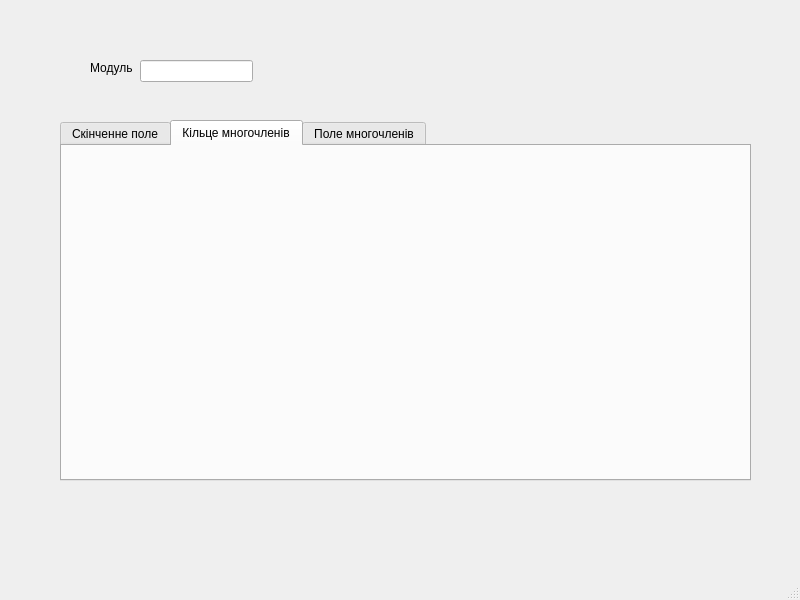
Old version of the form ModularArithmetic/mainwindow.ui in the repository YaroslavDrovolskyi/algebra-project.
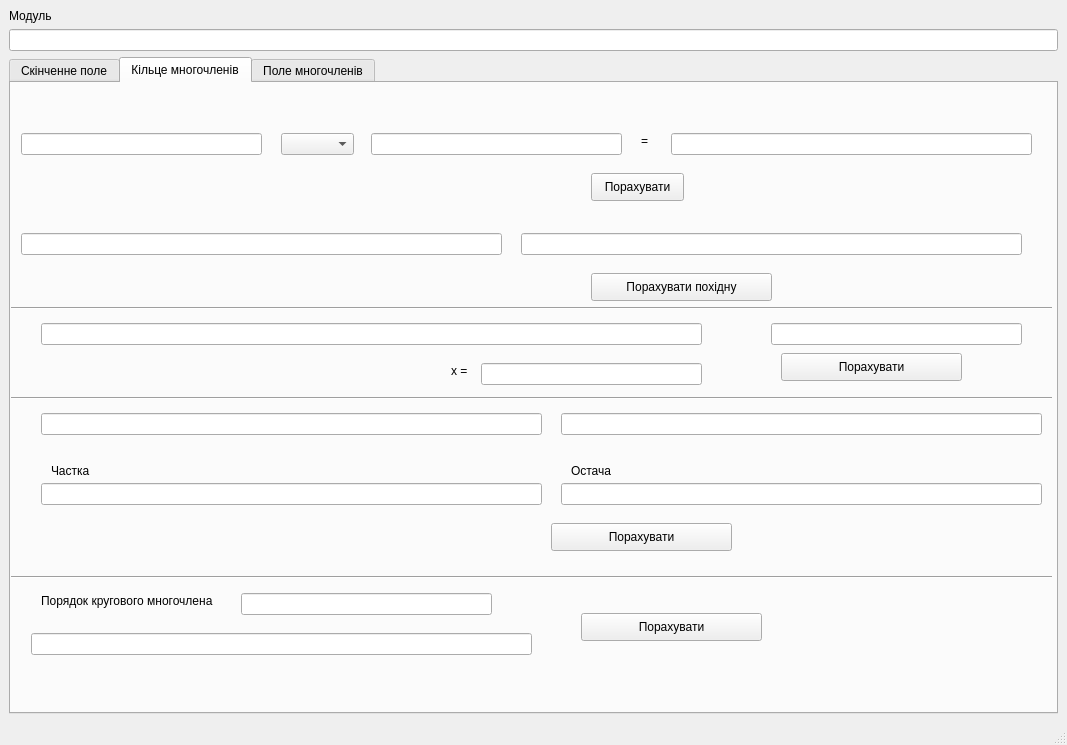
New version of the form. The open tabs and pages were chosen to show the change.

Commit message: Added UI for Polynomial Rings and Fields

```diff
--- a/ModularArithmetic/mainwindow.ui
+++ b/ModularArithmetic/mainwindow.ui
@@ -6,23 +6,27 @@
    <rect>
     <x>0</x>
     <y>0</y>
-    <width>800</width>
-    <height>600</height>
+    <width>1067</width>
+    <height>745</height>
    </rect>
   </property>
   <property name="windowTitle">
    <string>MainWindow</string>
   </property>
   <widget class="QWidget" name="centralwidget">
+   <layout class="QVBoxLayout" name="verticalLayout">
+    <item>
+     <widget class="QLabel" name="label_2">
+      <property name="text">
+       <string>Модуль</string>
+      </property>
+     </widget>
+    </item>
+    <item>
+     <widget class="QLineEdit" name="modulus_input"/>
+    </item>
+    <item>
    <widget class="QTabWidget" name="tabWidget">
-    <property name="geometry">
-     <rect>
-      <x>60</x>
-      <y>120</y>
-      <width>691</width>
-      <height>361</height>
-     </rect>
-    </property>
     <property name="currentIndex">
      <number>0</number>
     </property>
@@ -107,36 +111,430 @@
      <attribute name="title">
       <string>Кільце многочленів</string>
      </attribute>
+       <widget class="QPushButton" name="calculate_btn_3">
+        <property name="geometry">
+         <rect>
+          <x>580</x>
+          <y>90</y>
+          <width>93</width>
+          <height>28</height>
+         </rect>
+        </property>
+        <property name="text">
+         <string>Порахувати</string>
+        </property>
+       </widget>
+       <widget class="QLineEdit" name="polynomial_1_input">
+        <property name="geometry">
+         <rect>
+          <x>10</x>
+          <y>50</y>
+          <width>241</width>
+          <height>22</height>
+         </rect>
+        </property>
+       </widget>
+       <widget class="QLineEdit" name="result_3">
+        <property name="enabled">
+         <bool>true</bool>
+        </property>
+        <property name="geometry">
+         <rect>
+          <x>660</x>
+          <y>50</y>
+          <width>361</width>
+          <height>22</height>
+         </rect>
+        </property>
+        <property name="readOnly">
+         <bool>true</bool>
+        </property>
+       </widget>
+       <widget class="QComboBox" name="operator_select_3">
+        <property name="geometry">
+         <rect>
+          <x>270</x>
+          <y>50</y>
+          <width>73</width>
+          <height>22</height>
+         </rect>
+        </property>
+       </widget>
+       <widget class="QLineEdit" name="polynomial_2_input">
+        <property name="geometry">
+         <rect>
+          <x>360</x>
+          <y>50</y>
+          <width>251</width>
+          <height>22</height>
+         </rect>
+        </property>
+       </widget>
+       <widget class="QLabel" name="label_3">
+        <property name="geometry">
+         <rect>
+          <x>630</x>
+          <y>50</y>
+          <width>21</width>
+          <height>16</height>
+         </rect>
+        </property>
+        <property name="text">
+         <string>=</string>
+        </property>
+       </widget>
+       <widget class="QLineEdit" name="polynomial_3_input">
+        <property name="geometry">
+         <rect>
+          <x>10</x>
+          <y>150</y>
+          <width>481</width>
+          <height>22</height>
+         </rect>
+        </property>
+       </widget>
+       <widget class="QLineEdit" name="result_4">
+        <property name="enabled">
+         <bool>true</bool>
+        </property>
+        <property name="geometry">
+         <rect>
+          <x>510</x>
+          <y>150</y>
+          <width>501</width>
+          <height>22</height>
+         </rect>
+        </property>
+        <property name="readOnly">
+         <bool>true</bool>
+        </property>
+       </widget>
+       <widget class="QPushButton" name="calculate_btn_4">
+        <property name="geometry">
+         <rect>
+          <x>580</x>
+          <y>190</y>
+          <width>181</width>
+          <height>28</height>
+         </rect>
+        </property>
+        <property name="text">
+         <string>Порахувати похідну</string>
+        </property>
+       </widget>
+       <widget class="QLineEdit" name="polynomial_4_input">
+        <property name="geometry">
+         <rect>
+          <x>30</x>
+          <y>240</y>
+          <width>661</width>
+          <height>22</height>
+         </rect>
+        </property>
+       </widget>
+       <widget class="QLineEdit" name="number4_input">
+        <property name="geometry">
+         <rect>
+          <x>470</x>
+          <y>280</y>
+          <width>221</width>
+          <height>22</height>
+         </rect>
+        </property>
+       </widget>
+       <widget class="QLabel" name="label_4">
+        <property name="geometry">
+         <rect>
+          <x>440</x>
+          <y>280</y>
+          <width>21</width>
+          <height>16</height>
+         </rect>
+        </property>
+        <property name="text">
+         <string>x =</string>
+        </property>
+       </widget>
+       <widget class="QLineEdit" name="result_5">
+        <property name="enabled">
+         <bool>true</bool>
+        </property>
+        <property name="geometry">
+         <rect>
+          <x>760</x>
+          <y>240</y>
+          <width>251</width>
+          <height>22</height>
+         </rect>
+        </property>
+        <property name="readOnly">
+         <bool>true</bool>
+        </property>
+       </widget>
+       <widget class="QLineEdit" name="polynomial_5_input">
+        <property name="geometry">
+         <rect>
+          <x>30</x>
+          <y>330</y>
+          <width>501</width>
+          <height>22</height>
+         </rect>
+        </property>
+       </widget>
+       <widget class="QLineEdit" name="polynomial_6_input">
+        <property name="geometry">
+         <rect>
+          <x>550</x>
+          <y>330</y>
+          <width>481</width>
+          <height>22</height>
+         </rect>
+        </property>
+       </widget>
+       <widget class="QLabel" name="label_5">
+        <property name="geometry">
+         <rect>
+          <x>40</x>
+          <y>380</y>
+          <width>51</width>
+          <height>16</height>
+         </rect>
+        </property>
+        <property name="text">
+         <string>Частка</string>
+        </property>
+       </widget>
+       <widget class="QLineEdit" name="result_6">
+        <property name="geometry">
+         <rect>
+          <x>30</x>
+          <y>400</y>
+          <width>501</width>
+          <height>22</height>
+         </rect>
+        </property>
+        <property name="readOnly">
+         <bool>true</bool>
+        </property>
+       </widget>
+       <widget class="QLabel" name="label_6">
+        <property name="geometry">
+         <rect>
+          <x>560</x>
+          <y>380</y>
+          <width>51</width>
+          <height>16</height>
+         </rect>
+        </property>
+        <property name="text">
+         <string>Остача</string>
+        </property>
+       </widget>
+       <widget class="QLineEdit" name="result_7">
+        <property name="geometry">
+         <rect>
+          <x>550</x>
+          <y>400</y>
+          <width>481</width>
+          <height>22</height>
+         </rect>
+        </property>
+        <property name="readOnly">
+         <bool>true</bool>
+        </property>
+       </widget>
+       <widget class="QPushButton" name="calculate_btn_5">
+        <property name="geometry">
+         <rect>
+          <x>770</x>
+          <y>270</y>
+          <width>181</width>
+          <height>28</height>
+         </rect>
+        </property>
+        <property name="text">
+         <string>Порахувати</string>
+        </property>
+       </widget>
+       <widget class="QLabel" name="label_7">
+        <property name="geometry">
+         <rect>
+          <x>30</x>
+          <y>510</y>
+          <width>191</width>
+          <height>16</height>
+         </rect>
+        </property>
+        <property name="text">
+         <string>Порядок кругового многочлена</string>
+        </property>
+       </widget>
+       <widget class="QLineEdit" name="number5_input">
+        <property name="geometry">
+         <rect>
+          <x>230</x>
+          <y>510</y>
+          <width>251</width>
+          <height>22</height>
+         </rect>
+        </property>
+       </widget>
+       <widget class="QLineEdit" name="result_8">
+        <property name="geometry">
+         <rect>
+          <x>20</x>
+          <y>550</y>
+          <width>501</width>
+          <height>22</height>
+         </rect>
+        </property>
+        <property name="readOnly">
+         <bool>true</bool>
+        </property>
+       </widget>
+       <widget class="QPushButton" name="calculate_btn_6">
+        <property name="geometry">
+         <rect>
+          <x>540</x>
+          <y>440</y>
+          <width>181</width>
+          <height>28</height>
+         </rect>
+        </property>
+        <property name="text">
+         <string>Порахувати</string>
+        </property>
+       </widget>
+       <widget class="Line" name="line">
+        <property name="geometry">
+         <rect>
+          <x>0</x>
+          <y>479</y>
+          <width>1041</width>
+          <height>31</height>
+         </rect>
+        </property>
+        <property name="orientation">
+         <enum>Qt::Horizontal</enum>
+        </property>
+       </widget>
+       <widget class="Line" name="line_2">
+        <property name="geometry">
+         <rect>
+          <x>0</x>
+          <y>300</y>
+          <width>1041</width>
+          <height>31</height>
+         </rect>
+        </property>
+        <property name="orientation">
+         <enum>Qt::Horizontal</enum>
+        </property>
+       </widget>
+       <widget class="Line" name="line_3">
+        <property name="geometry">
+         <rect>
+          <x>0</x>
+          <y>210</y>
+          <width>1041</width>
+          <height>31</height>
+         </rect>
+        </property>
+        <property name="orientation">
+         <enum>Qt::Horizontal</enum>
+        </property>
+       </widget>
+       <widget class="QPushButton" name="calculate_btn_7">
+        <property name="geometry">
+         <rect>
+          <x>570</x>
+          <y>530</y>
+          <width>181</width>
+          <height>28</height>
+         </rect>
+        </property>
+        <property name="text">
+         <string>Порахувати</string>
+        </property>
+       </widget>
     </widget>
     <widget class="QWidget" name="tab_3">
      <attribute name="title">
       <string>Поле многочленів</string>
      </attribute>
-    </widget>
-   </widget>
-   <widget class="QLineEdit" name="modulus_input">
+       <widget class="QLineEdit" name="irreducible_polynomial_input">
     <property name="geometry">
      <rect>
-      <x>140</x>
-      <y>60</y>
-      <width>113</width>
+          <x>170</x>
+          <y>50</y>
+          <width>561</width>
       <height>22</height>
      </rect>
     </property>
    </widget>
-   <widget class="QLabel" name="label_2">
+       <widget class="QLabel" name="label_8">
     <property name="geometry">
      <rect>
-      <x>90</x>
-      <y>60</y>
-      <width>55</width>
+          <x>30</x>
+          <y>50</y>
+          <width>131</width>
       <height>16</height>
      </rect>
     </property>
     <property name="text">
-     <string>Модуль</string>
-    </property>
-   </widget>
+         <string>Незвідний многочлен</string>
+        </property>
+       </widget>
+       <widget class="QComboBox" name="operator_select_4">
+        <property name="geometry">
+         <rect>
+          <x>350</x>
+          <y>120</y>
+          <width>241</width>
+          <height>22</height>
+         </rect>
+        </property>
+       </widget>
+       <widget class="QLineEdit" name="polynomial_7_input">
+        <property name="geometry">
+         <rect>
+          <x>20</x>
+          <y>120</y>
+          <width>311</width>
+          <height>22</height>
+         </rect>
+        </property>
+       </widget>
+       <widget class="QLineEdit" name="result_9">
+        <property name="geometry">
+         <rect>
+          <x>600</x>
+          <y>120</y>
+          <width>431</width>
+          <height>22</height>
+         </rect>
+        </property>
+        <property name="readOnly">
+         <bool>true</bool>
+        </property>
+       </widget>
+       <widget class="QPushButton" name="calculate_btn_8">
+        <property name="geometry">
+         <rect>
+          <x>750</x>
+          <y>180</y>
+          <width>181</width>
+          <height>28</height>
+         </rect>
+        </property>
+        <property name="text">
+         <string>Порахувати</string>
+        </property>
+       </widget>
+      </widget>
+     </widget>
+    </item>
+   </layout>
   </widget>
   <widget class="QMenuBar" name="menubar">
    <property name="geometry">
```
Left out of the diff: 81 changed lines with no effect on the pictures. Lines whose indentation alone changed are shown as unchanged. The commit also changes 5 other files.
